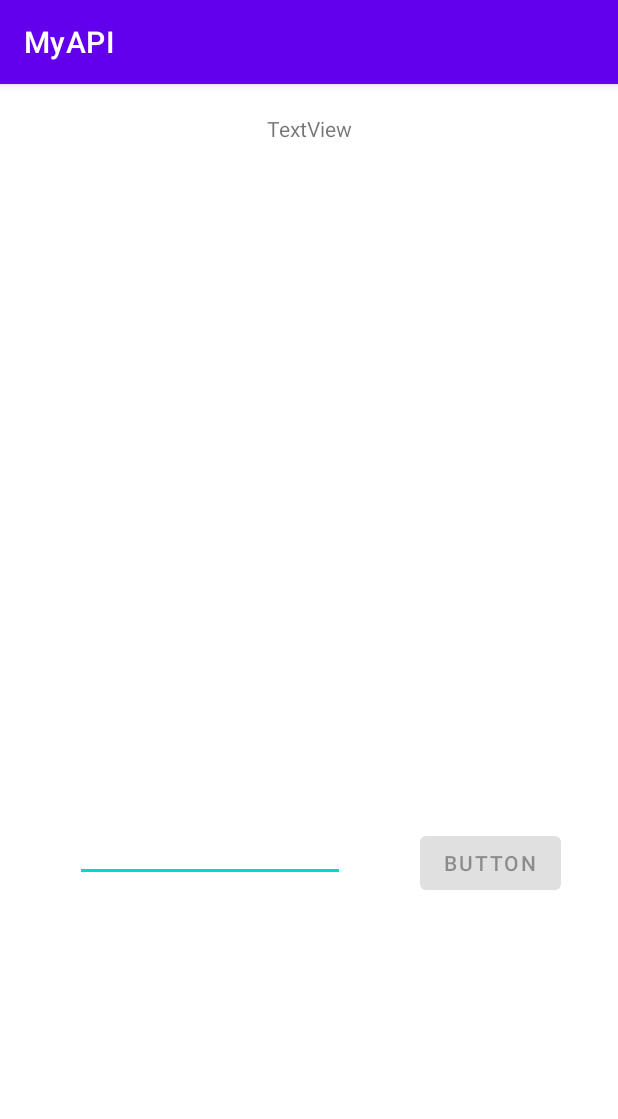
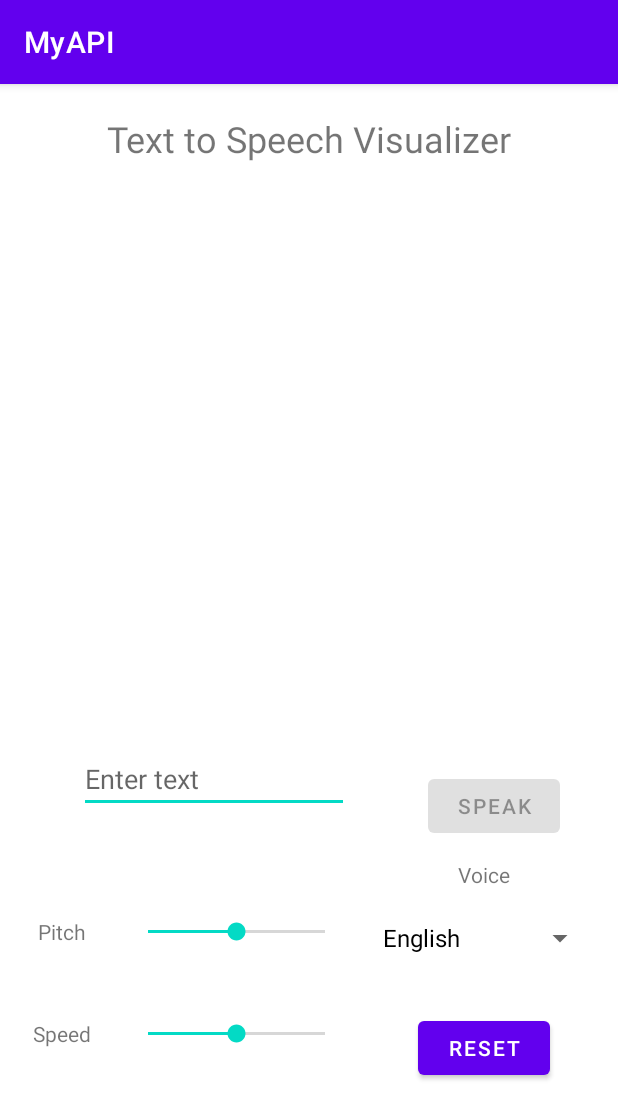
Before and after one commit to dlam15/CS441_program5, an Android app: the MainActivity2 screen opened directly, with no data from a screen before it, on a phone screen of 412 x 824 dp. Shown: the top 1119 px of the screen. Run offline under Robolectric (Android 15) with nearby library versions, the phone set to English and light mode, and no system bars.

Commit message:
completed visualization of text to speech

```diff
--- a/app/src/main/AndroidManifest.xml
+++ b/app/src/main/AndroidManifest.xml
@@ -2,6 +2,12 @@
 <manifest xmlns:android="http://schemas.android.com/apk/res/android"
     package="com.example.myapi">
 
+    <uses-permission android:name="android.permission.RECORD_AUDIO" />
+    <uses-permission android:name="android.permission.MODIFY_AUDIO_SETTINGS" />
+
+    <uses-permission android:name="android.permission.INTERNET"/>
+    <uses-permission android:name="android.permission.READ_EXTERNAL_STORAGE"/>
+    <uses-permission android:name="android.permission.WRITE_EXTERNAL_STORAGE"/>
 
     <application
         android:allowBackup="true"
--- a/app/src/main/java/com/example/myapi/MainActivity2.java
+++ b/app/src/main/java/com/example/myapi/MainActivity2.java
@@ -2,42 +2,70 @@ package com.example.myapi;
 
 import androidx.appcompat.app.AppCompatActivity;
 
+import android.Manifest;
 import android.content.Context;
+import android.content.pm.PackageManager;
+import android.media.AudioManager;
 import android.media.MediaPlayer;
+import android.media.audiofx.Visualizer;
+import android.net.Uri;
 import android.os.Build;
 import android.os.Bundle;
 import android.speech.tts.TextToSpeech;
 import android.speech.tts.UtteranceProgressListener;
+import android.util.Log;
 import android.view.View;
 import android.view.inputmethod.InputMethodManager;
+import android.widget.AdapterView;
+import android.widget.ArrayAdapter;
 import android.widget.Button;
 import android.widget.EditText;
+import android.widget.SeekBar;
+import android.widget.Spinner;
 import android.widget.Toast;
 
 import java.io.File;
+import java.io.IOException;
+import java.util.ArrayList;
 import java.util.HashMap;
+import java.util.List;
 import java.util.Locale;
 
 public class MainActivity2 extends AppCompatActivity {
 
     private TextToSpeech ttspeech;
     private EditText editText;
-    private Button button;
+    private Button start;
+    private Button reset;
+    private SeekBar pitch;
+    private SeekBar speed;
+    private Spinner lang;
+
+
     private String filename = "/data/data/com.example.myapi/files/words.wav";
     private String utterance = "key";
     private File file;
     private MediaPlayer mp;
     private String text;
+    private VisualizeDesign visualizeDesign;
+    private Visualizer visualizer;
+    private int choice;
+    private ArrayList<Locale> languages;
 
     @Override
     protected void onCreate(Bundle savedInstanceState) {
         super.onCreate(savedInstanceState);
         setContentView(R.layout.activity_main2);
 
-        button = (Button) findViewById(R.id.button3);
+        start = (Button) findViewById(R.id.button3);
+        reset = (Button) findViewById(R.id.button4);
         editText = (EditText) findViewById(R.id.editText);
+        visualizeDesign = (VisualizeDesign) findViewById(R.id.view2);
+        pitch = (SeekBar) findViewById(R.id.seekBar);
+        speed = (SeekBar) findViewById(R.id.seekBar2);
 
         file = new File(filename);
+        file.setReadable(true,false);
 
 
         ttspeech = new TextToSpeech(this, new TextToSpeech.OnInitListener() {
@@ -49,7 +77,7 @@ public class MainActivity2 extends AppCompatActivity {
                     if(lang == TextToSpeech.LANG_NOT_SUPPORTED || lang == TextToSpeech.LANG_MISSING_DATA){
                         Toast.makeText(MainActivity2.this,"This Language is not supported", Toast.LENGTH_SHORT).show();
                     } else{
-                        button.setEnabled(true);
+                        start.setEnabled(true);
                     }
 
                 } else{
@@ -59,10 +87,10 @@ public class MainActivity2 extends AppCompatActivity {
         });
 
 
-        button.setOnClickListener(new View.OnClickListener() {
+        start.setOnClickListener(new View.OnClickListener() {
             @Override
             public void onClick(View view) {
-                speak();
+                synthesize();
 
                 //used to hide the keyboard
                 InputMethodManager imm = (InputMethodManager) getSystemService(Context.INPUT_METHOD_SERVICE);
@@ -73,13 +101,81 @@ public class MainActivity2 extends AppCompatActivity {
         });
 
 
+
+        //https://developer.android.com/guide/topics/ui/controls/spinner
+        //https://stackoverflow.com/questions/9476665/how-to-change-spinner-text-size-and-text-color
+        lang = (Spinner) findViewById(R.id.spinner);
+        lang.setOnItemSelectedListener(new AdapterView.OnItemSelectedListener() {
+            @Override
+            public void onItemSelected(AdapterView<?> parent, View view, int position, long id) {
+                //((TextView) parent.getChildAt(0)).setTextSize(20);
+                choice = position;
+            }
+
+            @Override
+            public void onNothingSelected(AdapterView<?> parent) {
+
+            }
+        });
+
+        languages = new ArrayList<>();
+        languages.add(Locale.CHINESE);
+        languages.add(Locale.ENGLISH);
+        languages.add(Locale.FRENCH);
+        languages.add(Locale.GERMAN);
+        languages.add(Locale.ITALIAN);
+        languages.add(Locale.JAPANESE);
+        languages.add(Locale.KOREAN);
+        languages.add(Locale.SIMPLIFIED_CHINESE);
+        languages.add(Locale.TRADITIONAL_CHINESE);
+
+        ArrayList<String> options = new ArrayList<>();
+        options.add("Chinese");
+        options.add("English");
+        options.add("French");
+        options.add("German");
+        options.add("Italian");
+        options.add("Japanese");
+        options.add("Korean");
+        options.add("Simplified Chinese");
+        options.add("Traditional Chinese");
+
+        ArrayAdapter<String> adapter = new ArrayAdapter(this,android.R.layout.simple_spinner_dropdown_item,options);
+        lang.setAdapter(adapter);
+        lang.setSelection(1);
+
+
+        reset.setOnClickListener(new View.OnClickListener() {
+            @Override
+            public void onClick(View view) {
+                lang.setSelection(1);
+                pitch.setProgress(50);
+                speed.setProgress(50);
+
+
+            }
+        });
+
     }
 
 
-    private void speak(){
+    private void synthesize(){
         text = editText.getText().toString();
-        ttspeech.setPitch(1);
-        ttspeech.setSpeechRate(1);
+        float pitchVal = (float) pitch.getProgress() / 50;
+        if(pitchVal < 0.1) pitchVal = 0.1f;
+        float speedVal = (float) speed.getProgress() / 50;
+        if(speedVal < 0.1) speedVal = 0.1f;
+        ttspeech.setPitch(pitchVal);
+        ttspeech.setSpeechRate(speedVal);
+
+        int lang = ttspeech.setLanguage(languages.get(choice));
+
+        if(lang == TextToSpeech.LANG_NOT_SUPPORTED || lang == TextToSpeech.LANG_MISSING_DATA){
+            Toast.makeText(MainActivity2.this,"This Language is not supported", Toast.LENGTH_SHORT).show();
+        } else{
+            start.setEnabled(true);
+        }
+
 
         //Needed to be able to write synthesized speech to file
         HashMap<String,String> test = new HashMap<>();
@@ -98,10 +194,7 @@ public class MainActivity2 extends AppCompatActivity {
             public void onDone(String utteranceId){
                 if (utteranceId.equals(utterance))
                     try {
-                        mp = new MediaPlayer();
-                        mp.setDataSource(filename);
-                        mp.prepare();
-                        mp.start();
+                        speak();
                     }catch (Exception e){
                         e.printStackTrace();
                     }
@@ -118,6 +211,57 @@ public class MainActivity2 extends AppCompatActivity {
 
     }
 
+    private void speak() throws IOException {
+        setVolumeControlStream(AudioManager.STREAM_MUSIC);
+        mp = MediaPlayer.create(this, Uri.fromFile(file));
+
+        setupVisualizer();
+        visualizer.setEnabled(true);
+        mp.setOnCompletionListener(new MediaPlayer.OnCompletionListener() {
+            public void onCompletion(MediaPlayer mediaPlayer) {
+                visualizer.setEnabled(false);
+            }
+        });
+        mp.start();
+
+    }
+
+    private void setupVisualizer() {
+
+        //needed for the visualizer (make sure that you have the needed permissions)
+        if (android.os.Build.VERSION.SDK_INT >= android.os.Build.VERSION_CODES.M) {
+            int hasAudioPermission = checkSelfPermission(Manifest.permission.RECORD_AUDIO);
+            int hasInternetPermission = checkSelfPermission(Manifest.permission.INTERNET);
+            List<String> permissions = new ArrayList<>();
+            if (hasAudioPermission != PackageManager.PERMISSION_GRANTED) {
+                Log.e("TTS", "record failed");
+                permissions.add(Manifest.permission.RECORD_AUDIO);
+            }
+            if (hasInternetPermission != PackageManager.PERMISSION_GRANTED) {
+                Log.e("TTS", "internet failed");
+                permissions.add(Manifest.permission.INTERNET);
+            }
+            if (!permissions.isEmpty()) {
+                requestPermissions(permissions.toArray(new String[permissions.size()]),0); //Can pass any request code (just an identifier for the request)
+            }
+        }
+
+        // Create the Visualizer object and attach it to our media player
+        visualizer = new Visualizer(mp.getAudioSessionId());
+        visualizer.setCaptureSize(Visualizer.getCaptureSizeRange()[1]); //Get the maximum capture size
+        visualizer.setDataCaptureListener(
+                new Visualizer.OnDataCaptureListener() {
+                    public void onWaveFormDataCapture(Visualizer visualizeIn,
+                                                      byte[] bytes, int samplingRate) {
+                        visualizeDesign.updateVisualizer(bytes);
+                    }
+
+                    public void onFftDataCapture(Visualizer visualizeDesign,
+                                                 byte[] bytes, int samplingRate) {
+                    }
+                }, Visualizer.getMaxCaptureRate() / 2, true, false);
+    }
+
     @Override
     protected void onDestroy(){
         if(ttspeech != null){
--- /dev/null
+++ b/app/src/main/java/com/example/myapi/VisualizeDesign.java
@@ -0,0 +1,79 @@
+package com.example.myapi;
+
+import android.content.Context;
+import android.graphics.Canvas;
+import android.graphics.Paint;
+import android.graphics.Rect;
+import android.util.AttributeSet;
+import android.view.View;
+
+
+public class VisualizeDesign extends View {
+
+    private byte[] bytes;
+    private float[] points;
+    private Rect viewSize = new Rect();
+    private Paint paint = new Paint();
+
+    public VisualizeDesign(Context context) {
+        super(context);
+        init();
+    }
+
+    public VisualizeDesign(Context context, AttributeSet attrs) {
+        super(context, attrs);
+        init();
+    }
+
+    public VisualizeDesign(Context context, AttributeSet attrs, int defStyleAttr) {
+        super(context, attrs, defStyleAttr);
+        init();
+    }
+
+    private void init(){
+        bytes = null;
+    }
+
+    public void updateVisualizer(byte[] bytesIn){
+        bytes = bytesIn;
+        invalidate();
+    }
+
+    @Override
+    protected void onDraw(Canvas canvas) {
+        super.onDraw(canvas);
+        if (bytes == null) {
+            return;
+        }
+        if (points == null || points.length < bytes.length * 4) {
+            points = new float[bytes.length * 4];
+        }
+        float split = (bytes.length - 1)/5;
+        viewSize.set(0, 0, getWidth(), getHeight());
+        for (int i = 0; i < bytes.length - 1; i++) {
+            float left = viewSize.width() * i / (bytes.length - 1);
+            float top = viewSize.height() / 2
+                    + ((byte) (bytes[i] + 128)) * (viewSize.height() / 2) / 128;
+            float right = viewSize.width() * (i + 1) / (bytes.length - 1);
+            float bottom = viewSize.height() / 2
+                    - ((byte) (bytes[i] + 128)) * (viewSize.height() / 2) / 128;
+
+            float j =left%split;
+            if(left < split){
+                paint.setARGB(180, (int)(j*(-111/(split))+143),(int)(j*(53/(split))+0),(int)(j*(-8/(split))+242));
+            }else if(left < split*2){
+                paint.setARGB(180, (int)(j*(-32/(split))+32),(int)(j*(154/(split))+53),(int)(j*(17/(split))+234));
+            }else if(left < split*3){
+                paint.setARGB(180, (int)(j*(92/(split))+0),(int)(j*(48/(split))+207),(int)(j*(-251/(split))+251));
+            }else if(left < split*4) {
+                paint.setARGB(180, (int)(j*(161/(split))+92), (int)(j*(-4/(split))+255), (int)(j*(0/(split))+0));
+            }else if(left < split*5){
+                paint.setARGB(180, (int)(j*(2/(split))+253),(int)(j*(-239/(split))+251),(int)(j*(18/(split))+0));
+            }else{
+                paint.setARGB(180, (int)(j*(-112/(split))+255),(int)(j*(-12/(split))+12),(int)(j*(224/(split))+18));
+            }
+            canvas.drawRect(left,top,right,bottom,paint);
+        }
+    }
+
+}
--- a/app/src/main/res/layout/activity_main2.xml
+++ b/app/src/main/res/layout/activity_main2.xml
@@ -6,11 +6,11 @@
     android:layout_height="match_parent"
     tools:context=".MainActivity2">
 
-    <View
+    <com.example.myapi.VisualizeDesign
         android:id="@+id/view2"
-        android:layout_width="wrap_content"
-        android:layout_height="400dp"
-        android:layout_marginTop="10dp"
+        android:layout_width="0dp"
+        android:layout_height="325dp"
+        android:layout_marginTop="25dp"
         app:layout_constraintEnd_toEndOf="parent"
         app:layout_constraintStart_toStartOf="parent"
         app:layout_constraintTop_toBottomOf="@+id/textView" />
@@ -20,6 +20,7 @@
         android:layout_width="180dp"
         android:layout_height="39dp"
         android:layout_marginTop="43dp"
+        android:hint="Enter text"
         app:layout_constraintEnd_toStartOf="@+id/button3"
         app:layout_constraintStart_toStartOf="parent"
         app:layout_constraintTop_toBottomOf="@+id/view2" />
@@ -29,7 +30,7 @@
         android:layout_width="wrap_content"
         android:layout_height="wrap_content"
         android:enabled="false"
-        android:text="Button"
+        android:text="Speak"
         app:layout_constraintBottom_toBottomOf="parent"
         app:layout_constraintEnd_toEndOf="parent"
         app:layout_constraintHorizontal_bias="0.88"
@@ -42,8 +43,81 @@
         android:layout_width="wrap_content"
         android:layout_height="wrap_content"
         android:layout_marginTop="20dp"
-        android:text="TextView"
+        android:text="Text to Speech Visualizer"
+        android:textSize="24sp"
         app:layout_constraintEnd_toEndOf="parent"
         app:layout_constraintStart_toStartOf="parent"
         app:layout_constraintTop_toTopOf="parent" />
+
+    <SeekBar
+        android:id="@+id/seekBar"
+        android:layout_width="150dp"
+        android:layout_height="wrap_content"
+        android:layout_marginTop="70dp"
+        android:progress="50"
+        app:layout_constraintEnd_toEndOf="@+id/editText"
+        app:layout_constraintHorizontal_bias="1.0"
+        app:layout_constraintStart_toStartOf="parent"
+        app:layout_constraintTop_toBottomOf="@+id/editText" />
+
+    <SeekBar
+        android:id="@+id/seekBar2"
+        android:layout_width="0dp"
+        android:layout_height="wrap_content"
+        android:layout_marginTop="50dp"
+        android:progress="50"
+        app:layout_constraintEnd_toEndOf="@+id/seekBar"
+        app:layout_constraintHorizontal_bias="1.0"
+        app:layout_constraintStart_toStartOf="@+id/seekBar"
+        app:layout_constraintTop_toBottomOf="@+id/seekBar" />
+
+    <TextView
+        android:id="@+id/textView5"
+        android:layout_width="wrap_content"
+        android:layout_height="wrap_content"
+        android:text="Pitch"
+        app:layout_constraintBottom_toBottomOf="@+id/seekBar"
+        app:layout_constraintEnd_toStartOf="@+id/seekBar"
+        app:layout_constraintStart_toStartOf="parent"
+        app:layout_constraintTop_toTopOf="@+id/seekBar" />
+
+    <TextView
+        android:id="@+id/textView6"
+        android:layout_width="wrap_content"
+        android:layout_height="wrap_content"
+        android:text="Speed"
+        app:layout_constraintBottom_toBottomOf="@+id/seekBar2"
+        app:layout_constraintEnd_toStartOf="@+id/seekBar2"
+        app:layout_constraintStart_toStartOf="parent"
+        app:layout_constraintTop_toTopOf="@+id/seekBar2" />
+
+    <Spinner
+        android:id="@+id/spinner"
+        android:layout_width="150dp"
+        android:layout_height="wrap_content"
+        android:layout_marginTop="40dp"
+        app:layout_constraintEnd_toEndOf="parent"
+        app:layout_constraintStart_toEndOf="@+id/seekBar"
+        app:layout_constraintTop_toBottomOf="@+id/button3" />
+
+    <TextView
+        android:id="@+id/textView7"
+        android:layout_width="wrap_content"
+        android:layout_height="wrap_content"
+        android:text="Voice"
+        app:layout_constraintBottom_toTopOf="@+id/spinner"
+        app:layout_constraintEnd_toEndOf="@+id/spinner"
+        app:layout_constraintStart_toStartOf="@+id/spinner"
+        app:layout_constraintTop_toBottomOf="@+id/button3"
+        app:layout_constraintVertical_bias="0.58000004" />
+
+    <Button
+        android:id="@+id/button4"
+        android:layout_width="wrap_content"
+        android:layout_height="wrap_content"
+        android:layout_marginTop="25dp"
+        android:text="Reset"
+        app:layout_constraintEnd_toEndOf="parent"
+        app:layout_constraintStart_toEndOf="@+id/seekBar2"
+        app:layout_constraintTop_toBottomOf="@+id/spinner" />
 </androidx.constraintlayout.widget.ConstraintLayout>
```
